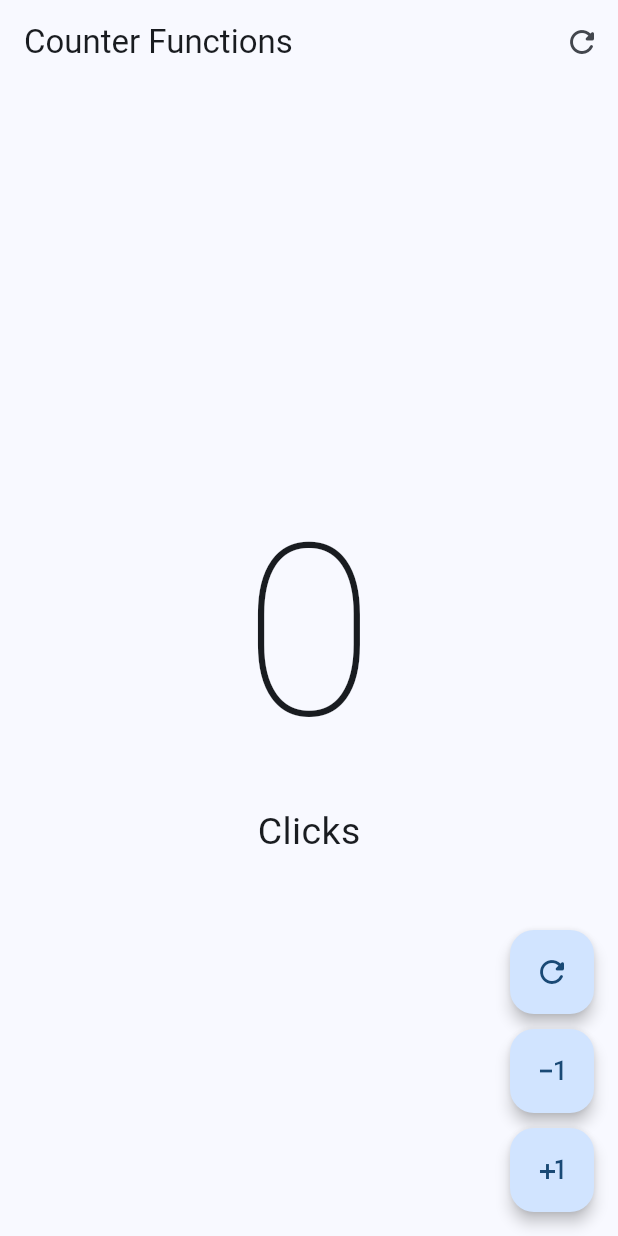
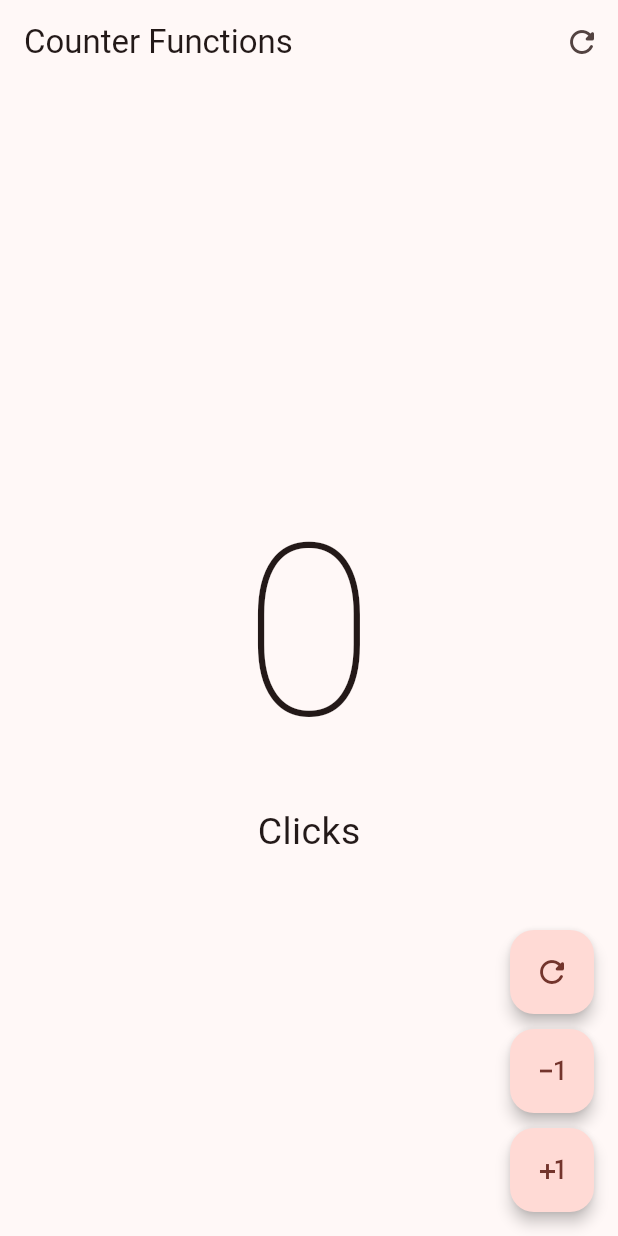
Before and after one commit to zzL0nG/BasicFlutterApp_-_Counter, a Flutter app: the screen it shows after launch, on a phone screen of 412 x 824 dp. Run offline on Flutter 3.47's test engine with Material 2 defaults, Android fonts, the phone set to English and light mode, and no system bars.

Commit message:
Se cambio el esquema de colores de azul a rojo

```diff
--- a/lib/main.dart
+++ b/lib/main.dart
@@ -14,7 +14,7 @@ class MyApp extends StatelessWidget {
       debugShowCheckedModeBanner: false,
       theme: ThemeData(
         useMaterial3: true,
-        colorSchemeSeed: Colors.blue
+        colorSchemeSeed: Colors.red
       ),
       home: const CounterFunctionsScreen()
     );
```
